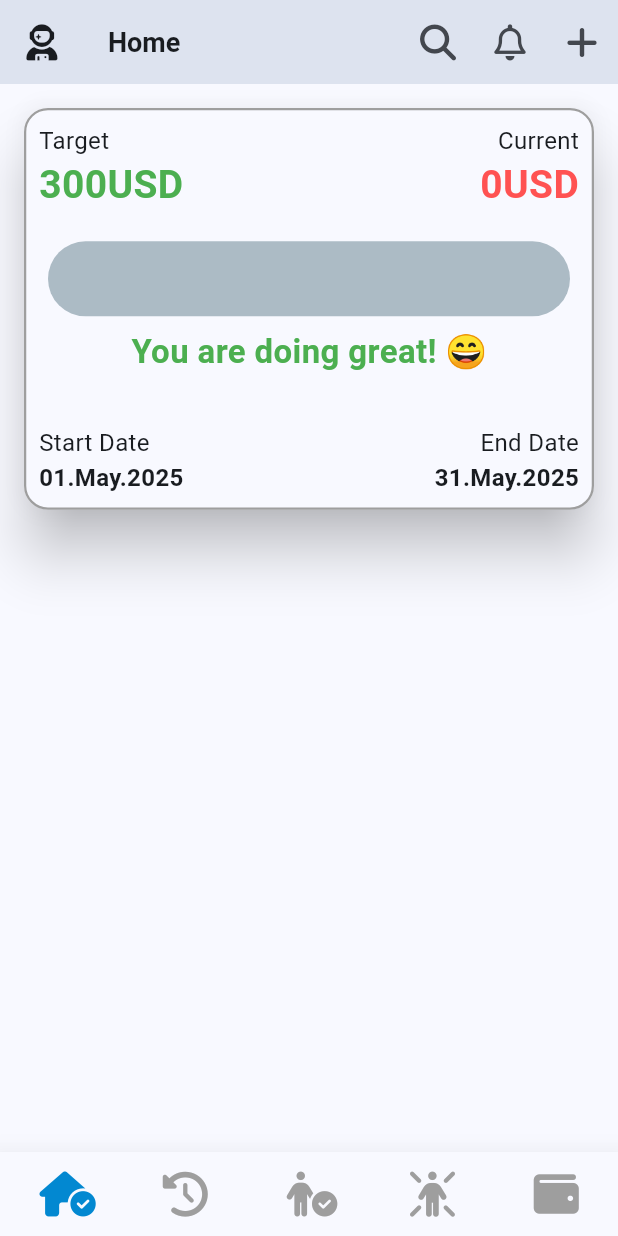
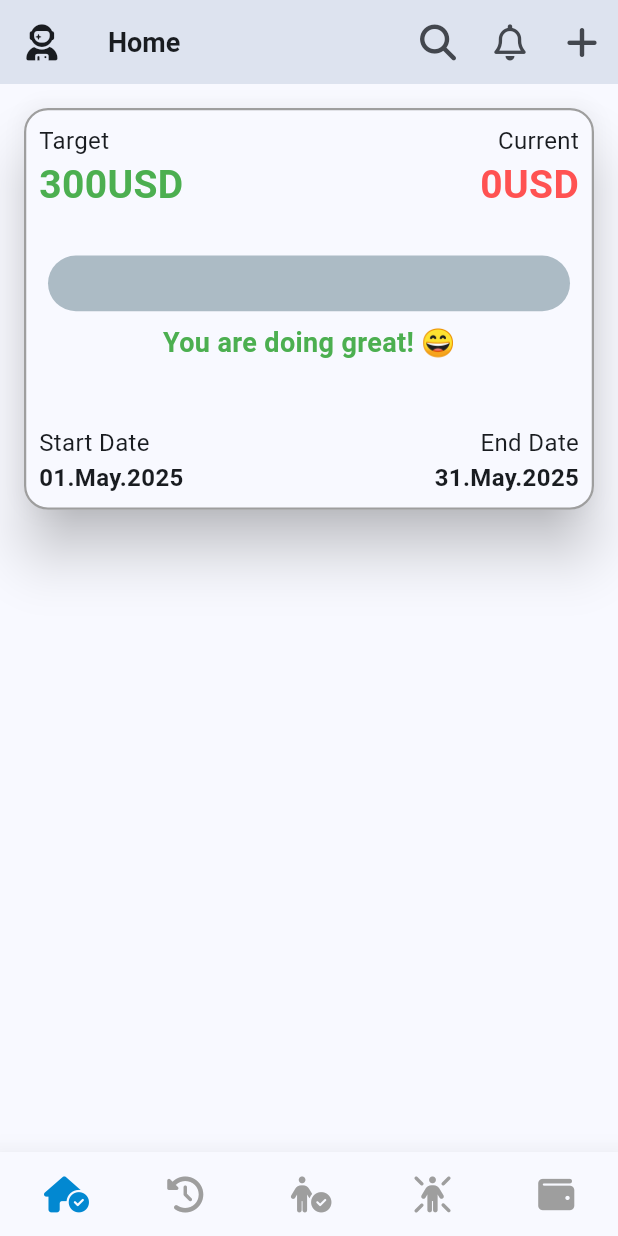
Before and after one commit to Sophanith9108/pbma, a Flutter app: the screen it shows after launch, on a phone screen of 412 x 824 dp. Run offline on Flutter 3.47's test engine with Material 3 defaults, Android fonts, the phone set to English and light mode, and no system bars; our stand-ins replace cached_network_image, carousel_slider, equatable, firebase_core, flutter_sticky_header, fluttertoast and 11 more; accounts and stored records are empty; Roboto replaces fonts that are missing (Angkor, Battambang).

Commit message:
fix: Adjust date range check in transaction calculation and update UI element sizes for better responsiveness

```diff
--- a/lib/home_controller.dart
+++ b/lib/home_controller.dart
@@ -89,9 +89,8 @@ class HomeController extends GetxController {
 
     if (transactions != null) {
       for (var transaction in transactions) {
-        DateTime transactionDate = transaction.date;
-        if (transactionDate.isAfter(startDate) &&
-            transactionDate.isBefore(endDate)) {
+        if (transaction.date.isAfter(startDate) &&
+            transaction.date.isBefore(endDate.add(Duration(days: 1)))) {
           totalAmount += transaction.amount;
         }
       }
--- a/lib/home_screen.dart
+++ b/lib/home_screen.dart
@@ -88,14 +88,14 @@ class HomeScreen extends StatelessWidget {
                                 backgroundColor: Colors.blueGrey.withValues(
                                   alpha: .5,
                                 ),
-                                minHeight: 50,
+                                minHeight: Get.width * .09,
                                 borderRadius: BorderRadius.circular(Get.width),
                               ),
                               const SizedBox(height: AppDimensions.spadding),
                               Text(
                                 controller.message.tr,
                                 style: GoogleFonts.battambang(
-                                  fontSize: 22,
+                                  fontSize: 18,
                                   fontWeight: FontWeight.bold,
                                   color: controller.messageColor,
                                 ),
--- a/lib/main_screen.dart
+++ b/lib/main_screen.dart
@@ -71,7 +71,6 @@ class MainScreen extends StatelessWidget {
           showSelectedLabels: true,
           selectedFontSize: 0,
           unselectedFontSize: 0,
-          iconSize: 30,
           type: BottomNavigationBarType.fixed,
           elevation: AppDimensions.elevation,
         ),
```
